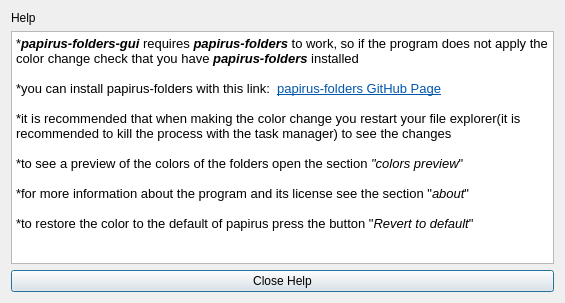
Above: papirus-folders-gui/help.ui from ItzSelenux/papirus-folders-gui before the change. Below: the same form after it.
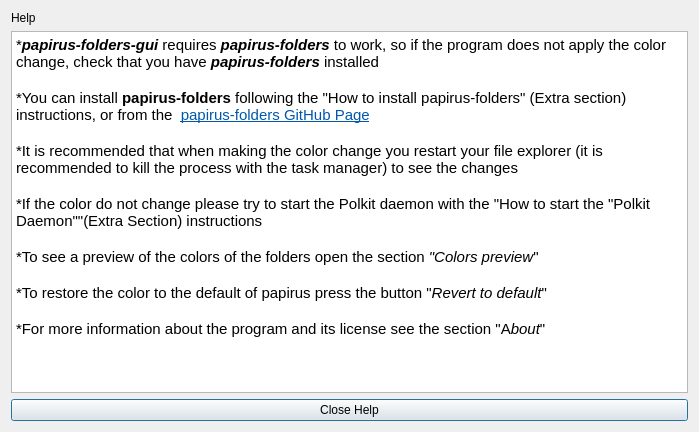
That is the form after the change. Icons and pictures are not drawn.

The edit to the form file:
```diff
--- a/papirus-folders-gui/help.ui
+++ b/papirus-folders-gui/help.ui
@@ -6,10 +6,16 @@
    <rect>
     <x>0</x>
     <y>0</y>
-    <width>565</width>
-    <height>303</height>
+    <width>699</width>
+    <height>432</height>
    </rect>
   </property>
+  <property name="minimumSize">
+   <size>
+    <width>699</width>
+    <height>432</height>
+   </size>
+  </property>
   <property name="windowTitle">
    <string>Help</string>
   </property>
@@ -47,18 +53,20 @@
       <string>&lt;!DOCTYPE HTML PUBLIC &quot;-//W3C//DTD HTML 4.0//EN&quot; &quot;http://www.w3.org/TR/REC-html40/strict.dtd&quot;&gt;
 &lt;html&gt;&lt;head&gt;&lt;meta name=&quot;qrichtext&quot; content=&quot;1&quot; /&gt;&lt;style type=&quot;text/css&quot;&gt;
 p, li { white-space: pre-wrap; }
-&lt;/style&gt;&lt;/head&gt;&lt;body style=&quot; font-family:'Cantarell'; font-size:10pt; font-weight:400; font-style:normal;&quot;&gt;
-&lt;p style=&quot; margin-top:0px; margin-bottom:0px; margin-left:0px; margin-right:0px; -qt-block-indent:0; text-indent:0px;&quot;&gt;*&lt;span style=&quot; font-weight:600; font-style:italic;&quot;&gt;papirus-folders-gui &lt;/span&gt;requires&lt;span style=&quot; font-weight:600; font-style:italic;&quot;&gt; papirus-folders&lt;/span&gt; to work, so if the program does not apply the color change check that you have &lt;span style=&quot; font-weight:600; font-style:italic;&quot;&gt;papirus-folders&lt;/span&gt; installed&lt;/p&gt;
+&lt;/style&gt;&lt;/head&gt;&lt;body style=&quot; font-family:'Ubuntu'; font-size:11pt; font-weight:400; font-style:normal;&quot;&gt;
+&lt;p style=&quot; margin-top:0px; margin-bottom:0px; margin-left:0px; margin-right:0px; -qt-block-indent:0; text-indent:0px;&quot;&gt;&lt;span style=&quot; font-family:'Cantarell';&quot;&gt;*&lt;/span&gt;&lt;span style=&quot; font-family:'Cantarell'; font-weight:600; font-style:italic;&quot;&gt;papirus-folders-gui &lt;/span&gt;&lt;span style=&quot; font-family:'Cantarell';&quot;&gt;requires&lt;/span&gt;&lt;span style=&quot; font-family:'Cantarell'; font-weight:600; font-style:italic;&quot;&gt; papirus-folders&lt;/span&gt;&lt;span style=&quot; font-family:'Cantarell';&quot;&gt; to work, so if the program does not apply the color change, check that you have &lt;/span&gt;&lt;span style=&quot; font-family:'Cantarell'; font-weight:600; font-style:italic;&quot;&gt;papirus-folders&lt;/span&gt;&lt;span style=&quot; font-family:'Cantarell';&quot;&gt; installed&lt;/span&gt;&lt;/p&gt;
+&lt;p style=&quot;-qt-paragraph-type:empty; margin-top:0px; margin-bottom:0px; margin-left:0px; margin-right:0px; -qt-block-indent:0; text-indent:0px; font-family:'Cantarell';&quot;&gt;&lt;br /&gt;&lt;/p&gt;
+&lt;p style=&quot; margin-top:0px; margin-bottom:0px; margin-left:0px; margin-right:0px; -qt-block-indent:0; text-indent:0px;&quot;&gt;&lt;span style=&quot; font-family:'Cantarell';&quot;&gt;*You can install &lt;/span&gt;&lt;span style=&quot; font-family:'Cantarell'; font-weight:600;&quot;&gt;papirus-folders&lt;/span&gt;&lt;span style=&quot; font-family:'Cantarell';&quot;&gt; following the &amp;quot;How to install papirus-folders&amp;quot; (Extra section) instructions, or from the  &lt;/span&gt;&lt;a href=&quot;https://github.com/PapirusDevelopmentTeam/papirus-folders&quot;&gt;&lt;span style=&quot; font-family:'Cantarell'; text-decoration: underline; color:#0057ae;&quot;&gt;papirus-folders GitHub Page&lt;/span&gt;&lt;/a&gt;&lt;/p&gt;
+&lt;p style=&quot;-qt-paragraph-type:empty; margin-top:0px; margin-bottom:0px; margin-left:0px; margin-right:0px; -qt-block-indent:0; text-indent:0px; font-family:'Cantarell';&quot;&gt;&lt;br /&gt;&lt;/p&gt;
+&lt;p style=&quot; margin-top:0px; margin-bottom:0px; margin-left:0px; margin-right:0px; -qt-block-indent:0; text-indent:0px;&quot;&gt;&lt;span style=&quot; font-family:'Cantarell';&quot;&gt;*It is recommended that when making the color change you restart your file explorer (it is recommended to kill the process with the task manager) to see the changes&lt;/span&gt;&lt;/p&gt;
+&lt;p style=&quot;-qt-paragraph-type:empty; margin-top:0px; margin-bottom:0px; margin-left:0px; margin-right:0px; -qt-block-indent:0; text-indent:0px; font-family:'Cantarell';&quot;&gt;&lt;br /&gt;&lt;/p&gt;
+&lt;p style=&quot; margin-top:0px; margin-bottom:0px; margin-left:0px; margin-right:0px; -qt-block-indent:0; text-indent:0px;&quot;&gt;*If the color do not change please try to start the Polkit daemon with the &amp;quot;How to start the &amp;quot;Polkit Daemon&amp;quot;&amp;quot;(Extra Section) instructions&lt;/p&gt;
 &lt;p style=&quot;-qt-paragraph-type:empty; margin-top:0px; margin-bottom:0px; margin-left:0px; margin-right:0px; -qt-block-indent:0; text-indent:0px;&quot;&gt;&lt;br /&gt;&lt;/p&gt;
-&lt;p style=&quot; margin-top:0px; margin-bottom:0px; margin-left:0px; margin-right:0px; -qt-block-indent:0; text-indent:0px;&quot;&gt;*you can install papirus-folders with this link:  &lt;a href=&quot;https://github.com/PapirusDevelopmentTeam/papirus-folders&quot;&gt;&lt;span style=&quot; text-decoration: underline; color:#0057ae;&quot;&gt;papirus-folders GitHub Page&lt;/span&gt;&lt;/a&gt;&lt;/p&gt;
-&lt;p style=&quot;-qt-paragraph-type:empty; margin-top:0px; margin-bottom:0px; margin-left:0px; margin-right:0px; -qt-block-indent:0; text-indent:0px;&quot;&gt;&lt;br /&gt;&lt;/p&gt;
-&lt;p style=&quot; margin-top:0px; margin-bottom:0px; margin-left:0px; margin-right:0px; -qt-block-indent:0; text-indent:0px;&quot;&gt;*it is recommended that when making the color change you restart your file explorer(it is recommended to kill the process with the task manager) to see the changes&lt;/p&gt;
-&lt;p style=&quot;-qt-paragraph-type:empty; margin-top:0px; margin-bottom:0px; margin-left:0px; margin-right:0px; -qt-block-indent:0; text-indent:0px;&quot;&gt;&lt;br /&gt;&lt;/p&gt;
-&lt;p style=&quot; margin-top:0px; margin-bottom:0px; margin-left:0px; margin-right:0px; -qt-block-indent:0; text-indent:0px;&quot;&gt;*to see a preview of the colors of the folders open the section &lt;span style=&quot; font-style:italic;&quot;&gt;&amp;quot;colors preview&lt;/span&gt;&amp;quot;&lt;/p&gt;
-&lt;p style=&quot;-qt-paragraph-type:empty; margin-top:0px; margin-bottom:0px; margin-left:0px; margin-right:0px; -qt-block-indent:0; text-indent:0px;&quot;&gt;&lt;br /&gt;&lt;/p&gt;
-&lt;p style=&quot; margin-top:0px; margin-bottom:0px; margin-left:0px; margin-right:0px; -qt-block-indent:0; text-indent:0px;&quot;&gt;*for more information about the program and its license see the section &amp;quot;&lt;span style=&quot; font-style:italic;&quot;&gt;about&lt;/span&gt;&amp;quot;&lt;/p&gt;
-&lt;p style=&quot;-qt-paragraph-type:empty; margin-top:0px; margin-bottom:0px; margin-left:0px; margin-right:0px; -qt-block-indent:0; text-indent:0px;&quot;&gt;&lt;br /&gt;&lt;/p&gt;
-&lt;p style=&quot; margin-top:0px; margin-bottom:0px; margin-left:0px; margin-right:0px; -qt-block-indent:0; text-indent:0px;&quot;&gt;*to restore the color to the default of papirus press the button &amp;quot;&lt;span style=&quot; font-style:italic;&quot;&gt;Revert to default&lt;/span&gt;&amp;quot;&lt;/p&gt;&lt;/body&gt;&lt;/html&gt;</string>
+&lt;p style=&quot; margin-top:0px; margin-bottom:0px; margin-left:0px; margin-right:0px; -qt-block-indent:0; text-indent:0px;&quot;&gt;&lt;span style=&quot; font-family:'Cantarell';&quot;&gt;*To see a preview of the colors of the folders open the section &lt;/span&gt;&lt;span style=&quot; font-family:'Cantarell'; font-style:italic;&quot;&gt;&amp;quot;Colors preview&lt;/span&gt;&lt;span style=&quot; font-family:'Cantarell';&quot;&gt;&amp;quot;&lt;/span&gt;&lt;/p&gt;
+&lt;p style=&quot;-qt-paragraph-type:empty; margin-top:0px; margin-bottom:0px; margin-left:0px; margin-right:0px; -qt-block-indent:0; text-indent:0px; font-family:'Cantarell';&quot;&gt;&lt;br /&gt;&lt;/p&gt;
+&lt;p style=&quot; margin-top:0px; margin-bottom:0px; margin-left:0px; margin-right:0px; -qt-block-indent:0; text-indent:0px;&quot;&gt;&lt;span style=&quot; font-family:'Cantarell';&quot;&gt;*To restore the color to the default of papirus press the button &amp;quot;&lt;/span&gt;&lt;span style=&quot; font-family:'Cantarell'; font-style:italic;&quot;&gt;Revert to default&lt;/span&gt;&lt;span style=&quot; font-family:'Cantarell';&quot;&gt;&amp;quot;&lt;/span&gt;&lt;/p&gt;
+&lt;p style=&quot;-qt-paragraph-type:empty; margin-top:0px; margin-bottom:0px; margin-left:0px; margin-right:0px; -qt-block-indent:0; text-indent:0px; font-family:'Cantarell';&quot;&gt;&lt;br /&gt;&lt;/p&gt;
+&lt;p style=&quot; margin-top:0px; margin-bottom:0px; margin-left:0px; margin-right:0px; -qt-block-indent:0; text-indent:0px;&quot;&gt;&lt;span style=&quot; font-family:'Cantarell';&quot;&gt;*For more information about the program and its license see the section &amp;quot;A&lt;/span&gt;&lt;span style=&quot; font-family:'Cantarell'; font-style:italic;&quot;&gt;bout&lt;/span&gt;&lt;span style=&quot; font-family:'Cantarell';&quot;&gt;&amp;quot;&lt;/span&gt;&lt;/p&gt;&lt;/body&gt;&lt;/html&gt;</string>
      </property>
     </widget>
    </item>
```
